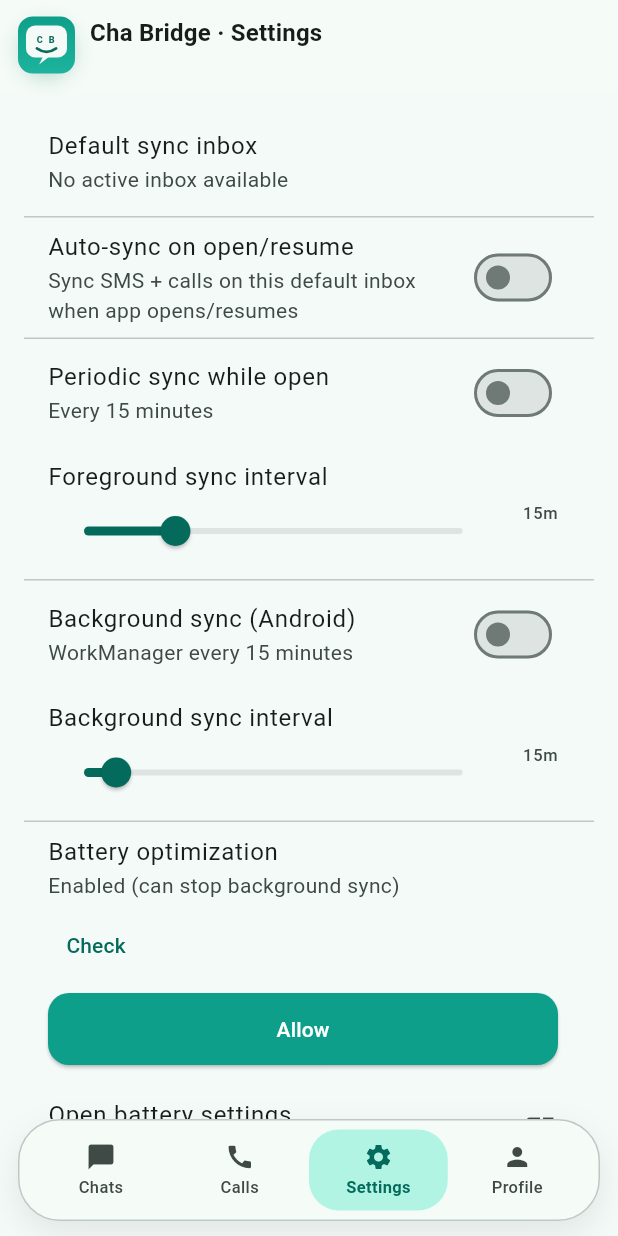
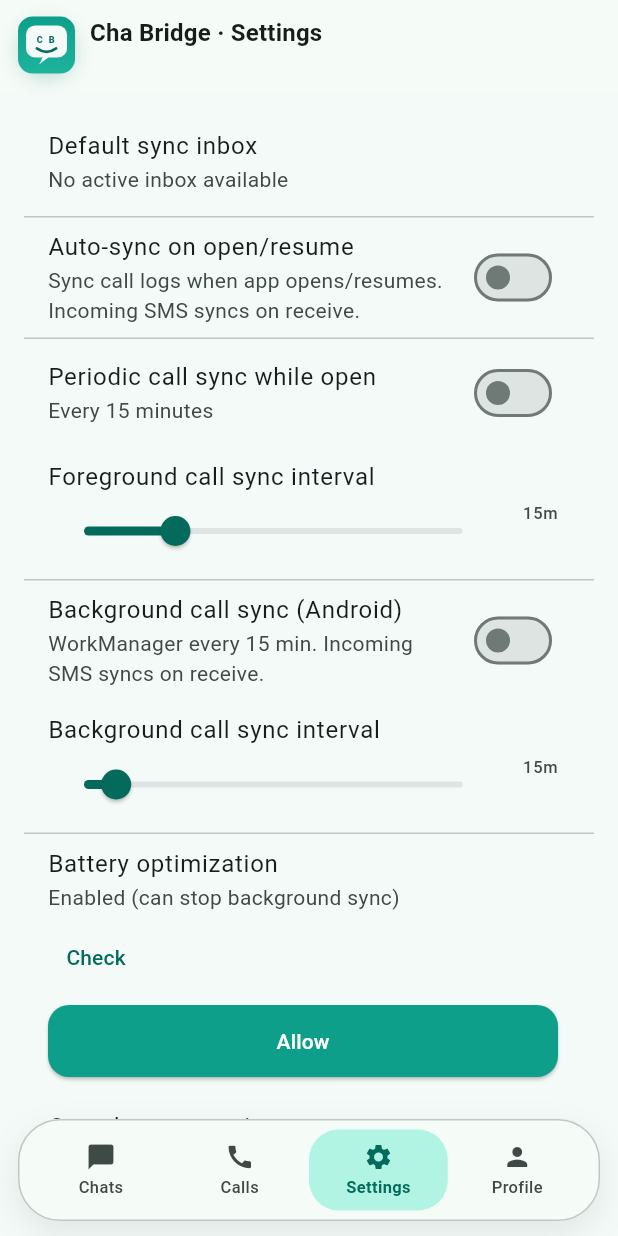
Before and after one commit to Rc357/cha-bridge, a Flutter app: the screen it shows once a user with an empty profile is signed in, item 3 of the bottom bar chosen, on a phone screen of 412 x 824 dp. Run offline on Flutter 3.47's test engine with Material 3 defaults, Android fonts, the phone set to English and light mode, and no system bars; our stand-ins replace cloud_firestore, firebase_auth, firebase_core, flutter_secure_storage, get, google_sign_in and 3 more; missing offline and left inert: call_log, encrypt, flutter_foreground_task, telephony, workmanager; accounts and stored records are empty; statements that could not run were skipped.

Commit message:
refactor: SMS sync functionality and update documentation for clarity

```diff
--- a/lib/app/app_runner.dart
+++ b/lib/app/app_runner.dart
@@ -11,10 +11,10 @@ import 'chat_sync_app.dart';
 import 'modules/sms_sync/services/sms_sync_background.dart';
 
 Future<void> runChaBridgeApp(AppFlavor flavor) async {
-  WidgetsFlutterBinding.ensureInitialized();
-
   await runZonedGuarded<Future<void>>(
     () async {
+      WidgetsFlutterBinding.ensureInitialized();
+
       await SystemChrome.setPreferredOrientations([
         DeviceOrientation.portraitUp,
       ]);
--- a/lib/app/modules/sms_sync/controllers/sms_sync_controller.dart
+++ b/lib/app/modules/sms_sync/controllers/sms_sync_controller.dart
@@ -10,6 +10,7 @@ import 'package:local_auth/local_auth.dart';
 import 'package:shared_preferences/shared_preferences.dart';
 
 import '../services/sms_sync_background.dart';
+import '../services/sms_sync_debug_log.dart';
 import '../services/sms_sync_incoming_trigger.dart';
 import '../services/sms_sync_relay_service.dart';
 import '../services/sms_sync_service.dart';
@@ -455,7 +456,7 @@ class SmsSyncController extends GetxController {
 
     status.value =
         enabled
-            ? 'Periodic auto-sync enabled (every ${periodicSyncIntervalMinutes.value} min while app is open).'
+            ? 'Periodic call-log sync enabled (every ${periodicSyncIntervalMinutes.value} min while app is open). Incoming SMS uses the native receiver.'
             : 'Periodic auto-sync disabled.';
   }
 
@@ -465,7 +466,7 @@ class SmsSyncController extends GetxController {
     final prefs = await SharedPreferences.getInstance();
     await prefs.setInt(_prefPeriodicSyncMinutes, safe);
     _configurePeriodicTimer();
-    status.value = 'Foreground sync interval set to every $safe minutes.';
+    status.value = 'Foreground call-log sync interval set to every $safe minutes.';
   }
 
   Future<void> setBackgroundSyncEnabled(bool enabled) async {
@@ -816,7 +817,13 @@ class SmsSyncController extends GetxController {
   }
 
   Future<void> syncAll({String trigger = 'manual'}) async {
-    await syncSms(trigger: trigger);
+    if (trigger == 'manual') {
+      await syncSms(trigger: trigger);
+    } else {
+      await SmsSyncDebugLog.append(
+        'Skipping SMS scan for $trigger; incoming SMS is handled by native receiver.',
+      );
+    }
     await syncCalls(trigger: trigger);
   }
 
--- a/lib/app/modules/sms_sync/services/sms_sync_relay_service.dart
+++ b/lib/app/modules/sms_sync/services/sms_sync_relay_service.dart
@@ -68,10 +68,7 @@ class SmsSyncRelayTaskHandler extends TaskHandler {
       }
 
       final service = SmsSyncService();
-      final smsCount = await service.syncInboxByKey(
-        syncKey,
-        requestPermission: false,
-      );
+      const smsCount = 0;
       final callCount = await service.syncCallsByKey(
         syncKey,
         requestPermission: false,
@@ -89,11 +86,11 @@ class SmsSyncRelayTaskHandler extends TaskHandler {
       }
 
       await SmsSyncDebugLog.append(
-        'Relay sync success: key=$syncKey sms=$smsCount calls=$callCount',
+        'Relay sync success: key=$syncKey sms=native-receiver calls=$callCount',
       );
       await FlutterForegroundTask.updateService(
         notificationTitle: 'Cha Bridge relay active',
-        notificationText: 'Last sync: SMS $smsCount, Calls $callCount',
+        notificationText: 'SMS handled on receive, Calls $callCount',
       );
     } catch (e) {
       await SmsSyncDebugLog.append('Relay sync error: $e');
--- a/lib/app/modules/sms_sync/views/sms_sync_screen.dart
+++ b/lib/app/modules/sms_sync/views/sms_sync_screen.dart
@@ -1072,7 +1072,7 @@ class _SettingsPanel extends StatelessWidget {
           () => SwitchListTile(
             title: const Text('Auto-sync on open/resume'),
             subtitle: const Text(
-              'Sync SMS + calls on this default inbox when app opens/resumes',
+              'Sync call logs when app opens/resumes. Incoming SMS syncs on receive.',
             ),
             value: controller.autoSyncOnResume.value,
             onChanged: controller.setAutoSyncOnResume,
@@ -1081,7 +1081,7 @@ class _SettingsPanel extends StatelessWidget {
         const Divider(height: 1),
         Obx(
           () => SwitchListTile(
-            title: const Text('Periodic sync while open'),
+            title: const Text('Periodic call sync while open'),
             subtitle: Text(
               'Every ${controller.periodicSyncIntervalMinutes.value} minutes',
             ),
@@ -1091,7 +1091,7 @@ class _SettingsPanel extends StatelessWidget {
         ),
         Obx(
           () => ListTile(
-            title: const Text('Foreground sync interval'),
+            title: const Text('Foreground call sync interval'),
             subtitle: Slider(
               value: controller.periodicSyncIntervalMinutes.value.toDouble(),
               min: 1,
@@ -1109,11 +1109,11 @@ class _SettingsPanel extends StatelessWidget {
         const Divider(height: 1),
         Obx(
           () => SwitchListTile(
-            title: const Text('Background sync (Android)'),
+            title: const Text('Background call sync (Android)'),
             subtitle: Text(
               controller.backgroundSyncIntervalMinutes.value < 15
-                  ? 'Relay mode every ${controller.backgroundSyncIntervalMinutes.value} min (persistent notification)'
-                  : 'WorkManager every ${controller.backgroundSyncIntervalMinutes.value} minutes',
+                  ? 'Relay mode every ${controller.backgroundSyncIntervalMinutes.value} min. Incoming SMS syncs on receive.'
+                  : 'WorkManager every ${controller.backgroundSyncIntervalMinutes.value} min. Incoming SMS syncs on receive.',
             ),
             value: controller.backgroundSyncEnabled.value,
             onChanged: controller.setBackgroundSyncEnabled,
@@ -1121,7 +1121,7 @@ class _SettingsPanel extends StatelessWidget {
         ),
         Obx(
           () => ListTile(
-            title: const Text('Background sync interval'),
+            title: const Text('Background call sync interval'),
             subtitle: Slider(
               value: controller.backgroundSyncIntervalMinutes.value.toDouble(),
               min: 1,
```
Also changed, not shown: lib/app/modules/sms_sync/services/sms_sync_background.dart (+2 -11 lines), 1 other file.
